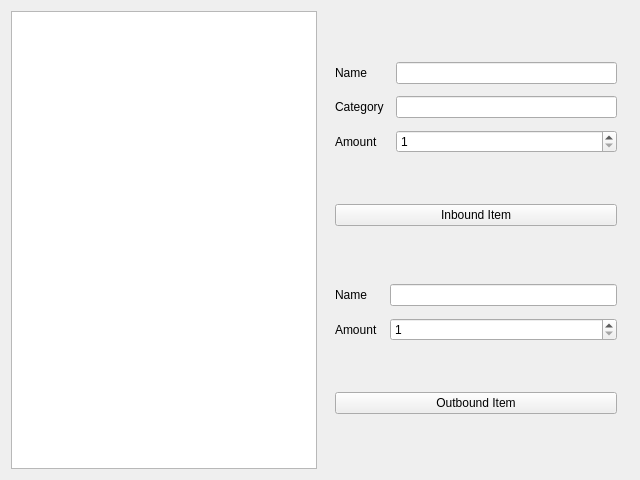
The window that inventorywidget.ui (liolok/Inventory-Management) describes before a commit, drawn with Qt 5.
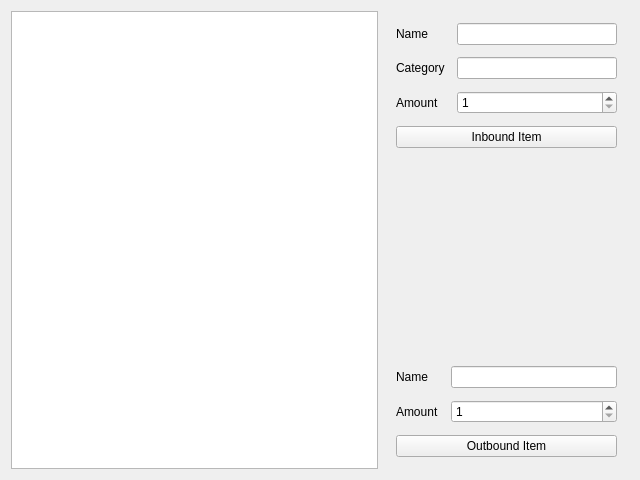
The same window after the commit.

Commit message: use 6:4 column stretch in widgets

What changed in the file:
```diff
--- a/inventorywidget.ui
+++ b/inventorywidget.ui
@@ -10,10 +10,7 @@
     <height>480</height>
    </rect>
   </property>
-  <property name="windowTitle">
-   <string>Form</string>
-  </property>
-  <layout class="QGridLayout" name="gridLayout_2">
+  <layout class="QGridLayout" name="gridLayoutInventory" columnstretch="6,4">
    <item row="0" column="1">
     <layout class="QVBoxLayout" name="verticalLayout">
      <property name="spacing">
@@ -92,6 +89,12 @@
        <property name="orientation">
         <enum>Qt::Vertical</enum>
        </property>
+       <property name="sizeHint" stdset="0">
+        <size>
+         <width>0</width>
+         <height>0</height>
+        </size>
+       </property>
       </spacer>
      </item>
      <item>
```
Left out of the diff: 3 changed lines with no effect on the pictures. The commit also changes 2 other files.
